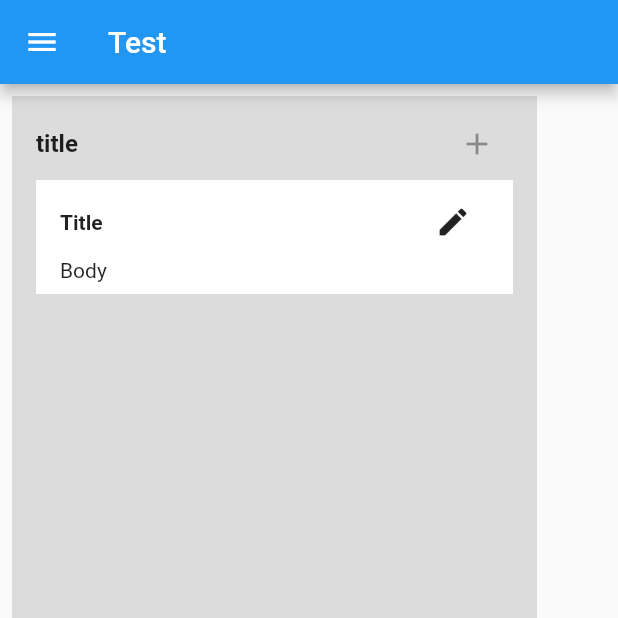
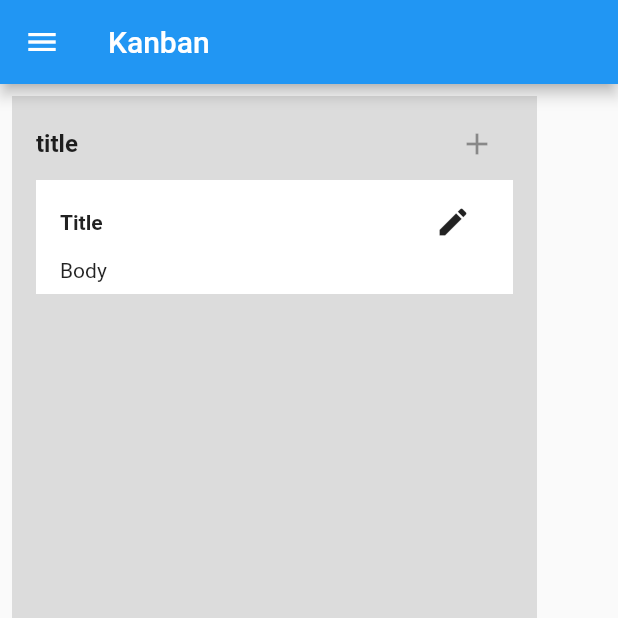
Before and after one commit to gabrielslater/task-board, a Flutter app: the screen it shows after launch, on a phone screen of 412 x 824 dp, the top half of it. Run offline on Flutter 3.47's test engine with Material 2 defaults, Android fonts, the phone set to English and light mode, and no system bars.

Commit message:
Change project name

```diff
--- a/lib/main.dart
+++ b/lib/main.dart
@@ -16,12 +16,12 @@ class _KanbanAppState extends State<KanbanApp> {
   @override
   Widget build(BuildContext context) {
     return MaterialApp(
-        title: 'Test',
+        title: 'Kanban',
         home: Builder(
           builder: (BuildContext context) {
             return Scaffold(
               appBar: AppBar(
-                title: const Text('Test'),
+                title: const Text('Kanban'),
               ),
               body: const KanbanWorkspace(),
               drawer: const KanbanNavigationDrawer(),
```
